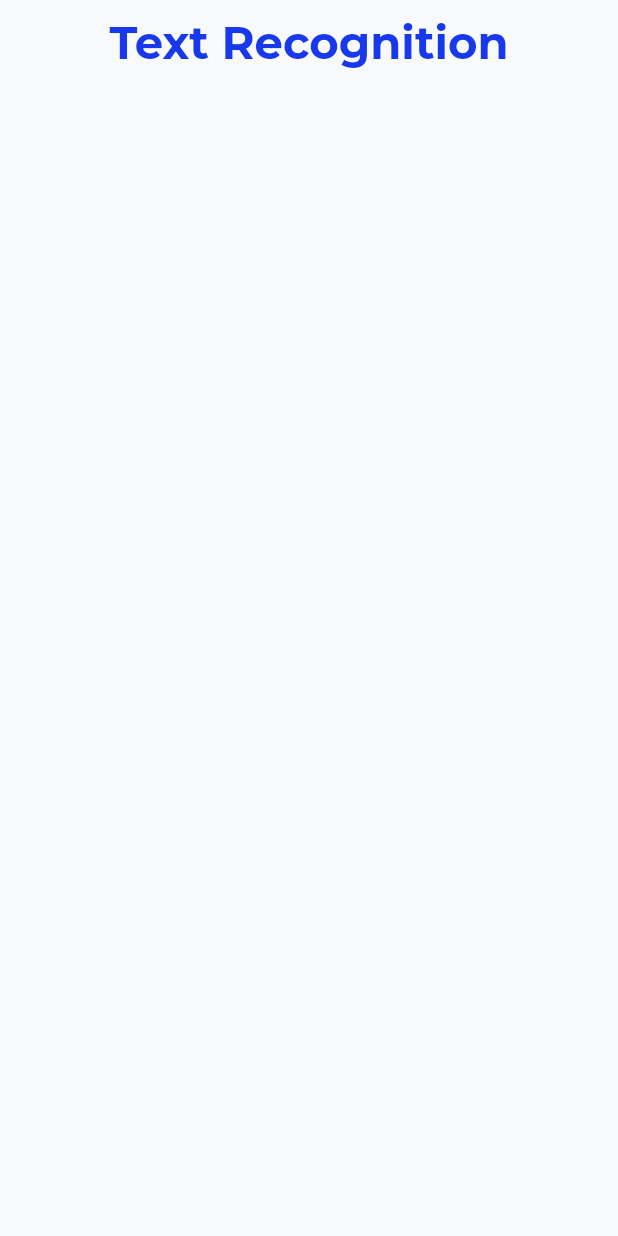
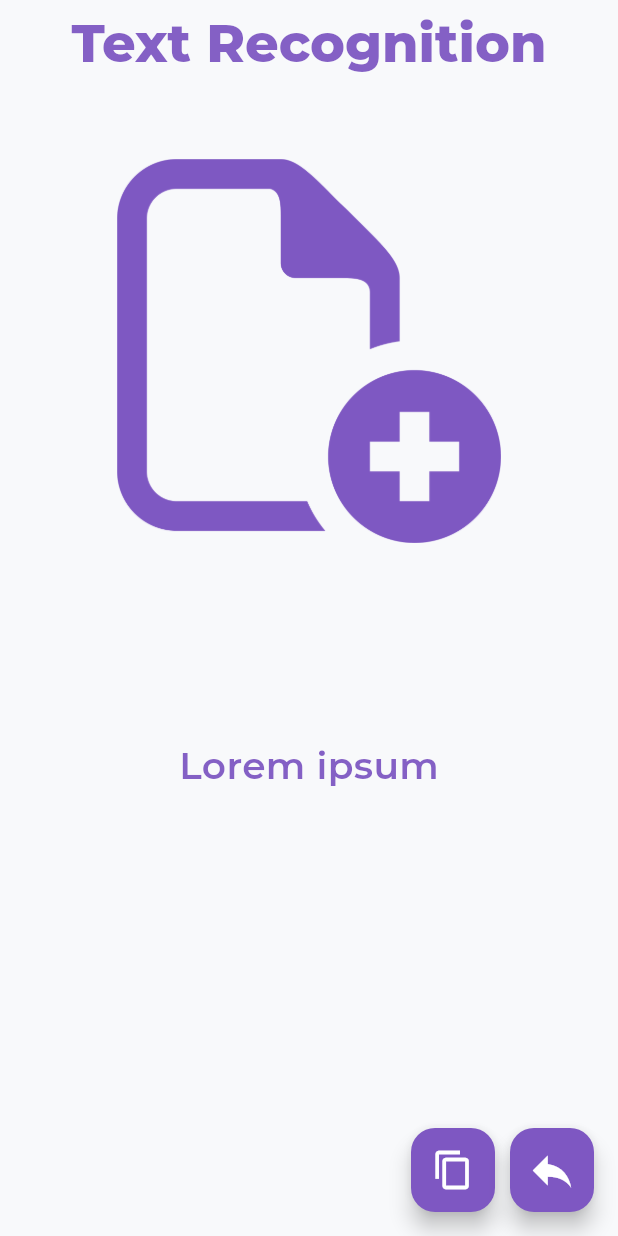
Before and after one commit to lechsebastian/image_to_text_app, a Flutter app: the screen it shows after launch, on a phone screen of 412 x 824 dp. Run offline on Flutter 3.47's test engine with Material 3 defaults, Android fonts, the light colour scheme and no system bars; our stand-ins replace google_fonts.

Commit message:
Create RecognitionScreen layout

```diff
--- a/lib/main.dart
+++ b/lib/main.dart
@@ -15,7 +15,7 @@
       theme: ThemeData(
         useMaterial3: true,
       ),
-      home: const RecognitionScreen(),
+      home: RecognitionScreen(),
     );
   }
 }
--- a/lib/pages/recognition_screen.dart
+++ b/lib/pages/recognition_screen.dart
@@ -12,19 +12,62 @@ class _RecognitionScreenState extends State<RecognitionScreen> {
   @override
   Widget build(BuildContext context) {
     return Scaffold(
+      floatingActionButton: Row(
+        mainAxisSize: MainAxisSize.min,
+        children: [
+          FloatingActionButton(
+            backgroundColor: Colors.deepPurple.shade400,
+            onPressed: () {},
+            child: Icon(
+              Icons.copy,
+              size: 28,
+              color: Colors.white,
+            ),
+          ),
+          SizedBox(width: 10),
+          FloatingActionButton(
+            backgroundColor: Colors.deepPurple.shade400,
+            onPressed: () {},
+            child: Icon(
+              Icons.reply,
+              size: 34,
+              color: Colors.white,
+            ),
+          ),
+        ],
+      ),
       appBar: AppBar(
         title: Text(
           'Text Recognition',
-          style: myTextStyle(30, const Color(0xff1738EB), FontWeight.bold),
+          style: myTextStyle(
+              35, Colors.deepPurple.withOpacity(0.8), FontWeight.w800),
         ),
         centerTitle: true,
         backgroundColor: myPrimaryColor,
       ),
       backgroundColor: myPrimaryColor,
-      body: const SingleChildScrollView(
+      body: SingleChildScrollView(
         child: Center(
           child: Column(
-            children: [],
+            children: [
+              SizedBox(
+                height: 50,
+              ),
+              Image(
+                width: 256,
+                height: 256,
+                image: AssetImage('images/add_file.png'),
+                color: Colors.deepPurple.shade400,
+              ),
+              SizedBox(
+                height: 130,
+              ),
+              Text(
+                'Lorem ipsum',
+                style: myTextStyle(
+                    25, Colors.deepPurple.withOpacity(0.8), FontWeight.w600),
+              )
+            ],
           ),
         ),
       ),
--- a/pubspec.yaml
+++ b/pubspec.yaml
@@ -60,8 +60,8 @@ flutter:
   uses-material-design: true
 
   # To add assets to your application, add an assets section, like this:
-  # assets:
-  #   - images/a_dot_burr.jpeg
+  assets:
+    - images/
   #   - images/a_dot_ham.jpeg
 
   # An image asset can refer to one or more resolution-specific "variants", see
```
Also changed, not shown: images/add_file.png (added), lib/utils/utils.dart (line endings or trailing spaces).
